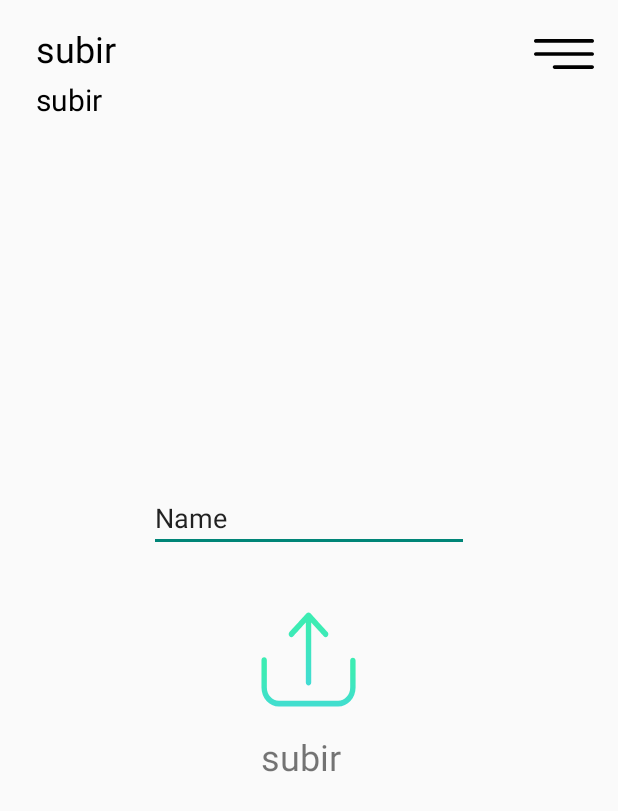
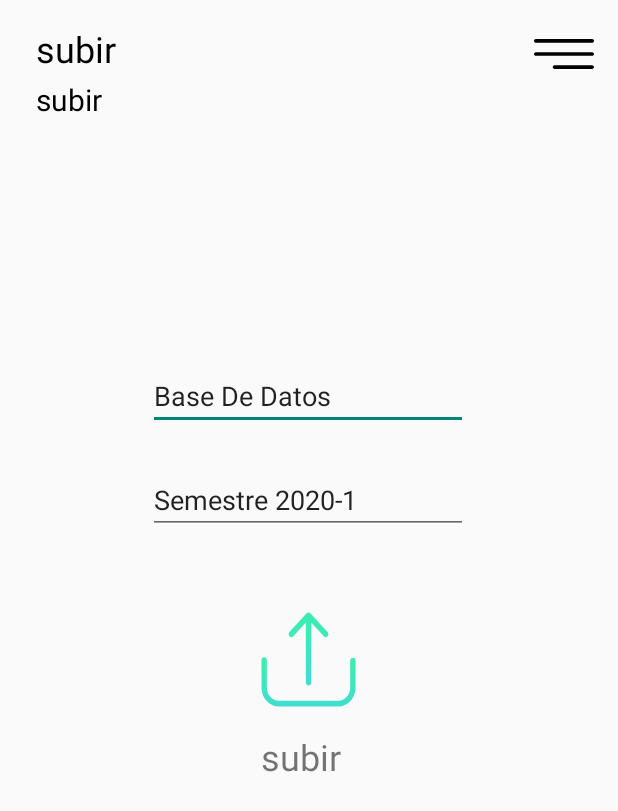
Before and after one commit to armando260135/ParicalPics, an Android app: the SubirParciales screen opened directly, with no data from a screen before it, on a phone screen of 412 x 824 dp. Shown: the top 811 px of the screen. Run offline under Robolectric (Android 15) with nearby library versions, the phone set to English and light mode, and no system bars; our stand-ins replace ButterKnife, Firebase (no records; nobody signed in at launch, a user with empty details on screens opened directly).

Commit message:
AJUSTE - FIREBASE
*) se ajusta para crear un sub child en firebase

```diff
--- a/InventarioParciales/app/src/main/java/com/example/inventarioparciales/SubirParciales.java
+++ b/InventarioParciales/app/src/main/java/com/example/inventarioparciales/SubirParciales.java
@@ -30,7 +30,7 @@ public class SubirParciales extends AppCompatActivity {
     @SuppressLint("NonConstantResourceId")
     @BindView(R.id.uploadImageView)
     ImageView mUploadImageView;
-    EditText editTextTextPersonName;
+    EditText editTextTextImgFolder,editTextTextImgSubFolder;
     private ProgressDialog progressDialog;
 
     @Override
@@ -42,7 +42,8 @@ public class SubirParciales extends AppCompatActivity {
 
         FirebaseDatabase database = FirebaseDatabase.getInstance();
         myRef= database.getReference("user1");
-        editTextTextPersonName = findViewById(R.id.editTextTextPersonName);
+        editTextTextImgFolder = findViewById(R.id.editTextTextImgFolder);
+        editTextTextImgSubFolder = findViewById(R.id.editTextTextImgSubFolder);
         progressDialog = new ProgressDialog(this);
         mUploadImageView.setOnClickListener(v -> fileUpload());
     }
@@ -57,7 +58,8 @@ public class SubirParciales extends AppCompatActivity {
     @Override
     protected void onActivityResult(int requestCode, int resultCode, @Nullable Intent data) {
         super.onActivityResult(requestCode, resultCode, data);
-        String carpeta = editTextTextPersonName.getText().toString();
+        String carpeta = editTextTextImgFolder.getText().toString();
+        String subcarpeta = editTextTextImgSubFolder.getText().toString();
 
         if(requestCode == File){
             if(resultCode == RESULT_OK){
@@ -70,7 +72,9 @@ public class SubirParciales extends AppCompatActivity {
 
                 StorageReference Folder = FirebaseStorage.getInstance().getReference().child(carpeta);
 
-                final StorageReference file_name = Folder.child("file"+FileUri.getLastPathSegment());
+                StorageReference Folder2 = Folder.child(subcarpeta);
+
+                final StorageReference file_name = Folder2.child("file"+FileUri.getLastPathSegment());
 
 
                 file_name.putFile(FileUri).addOnSuccessListener(taskSnapshot -> file_name.getDownloadUrl().addOnSuccessListener(uri -> {
--- a/InventarioParciales/app/src/main/res/layout/activity_subir_parciales.xml
+++ b/InventarioParciales/app/src/main/res/layout/activity_subir_parciales.xml
@@ -91,15 +91,29 @@
     </LinearLayout>
 
     <EditText
-        android:id="@+id/editTextTextPersonName"
+        android:id="@+id/editTextTextImgFolder"
         android:layout_width="wrap_content"
         android:layout_height="wrap_content"
-        android:layout_marginBottom="40dp"
+        android:layout_marginBottom="24dp"
         android:ems="10"
         android:inputType="textPersonName"
-        android:text="Name"
+        android:text="Base De Datos"
+        app:layout_constraintBottom_toTopOf="@+id/editTextTextImgSubFolder"
+        app:layout_constraintEnd_toEndOf="parent"
+        app:layout_constraintHorizontal_bias="0.497"
+        app:layout_constraintStart_toStartOf="parent" />
+
+    <EditText
+        android:id="@+id/editTextTextImgSubFolder"
+        android:layout_width="wrap_content"
+        android:layout_height="wrap_content"
+        android:layout_marginBottom="52dp"
+        android:ems="10"
+        android:inputType="textPersonName"
+        android:text="Semestre 2020-1"
         app:layout_constraintBottom_toTopOf="@+id/linearLayout2"
         app:layout_constraintEnd_toEndOf="parent"
+        app:layout_constraintHorizontal_bias="0.497"
         app:layout_constraintStart_toStartOf="parent" />
 
 </androidx.constraintlayout.widget.ConstraintLayout>
```
